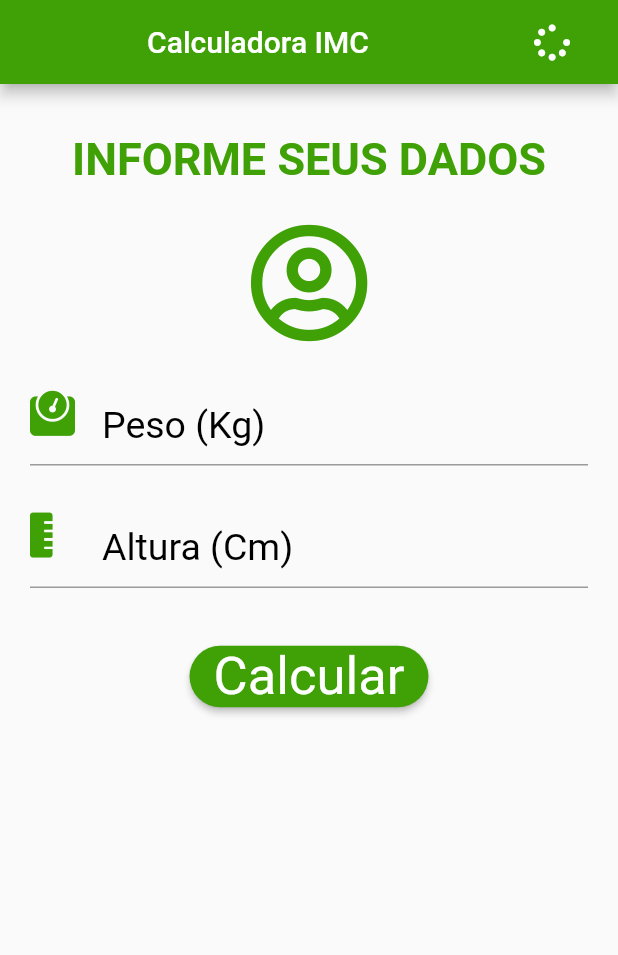
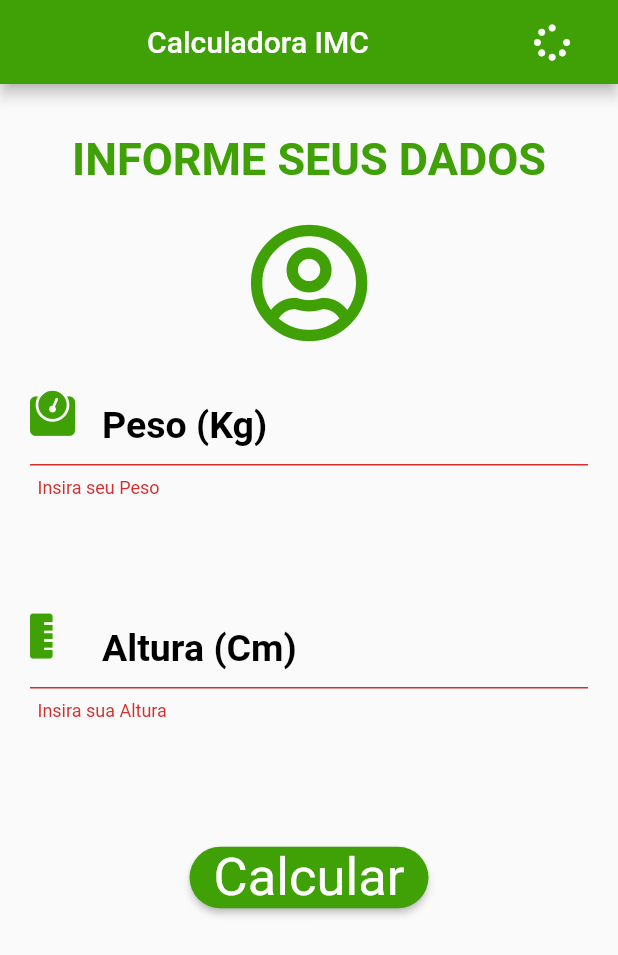
Before and after one commit to Vini1404/app-imc, a Flutter app: the screen it shows after launch, after a tap on "Calcular", on a phone screen of 412 x 824 dp. Shown: the top 955 px of the screen. Run offline on Flutter 3.47's test engine with Material 2 defaults, Android fonts, the phone set to English and light mode, and no system bars; our stand-ins replace font_awesome_flutter.

Commit message:
Initial Commit

```diff
--- a/lib/main.dart
+++ b/lib/main.dart
@@ -45,7 +45,9 @@ class _CalcImcState extends State<CalcImc> {
   void resetCampos() {
     pesoController.text = "";
     alturaController.text = "";
-    info = "";
+    setState(() {
+      info = "";
+    });
   }
 
   @override
@@ -104,8 +106,10 @@ class _CalcImcState extends State<CalcImc> {
                         ),
                         contentPadding: EdgeInsets.fromLTRB(5, 0, 10, 0),
                         labelText: "Peso (Kg)",
-                        labelStyle:
-                            TextStyle(color: Colors.black, fontSize: 25)),
+                        labelStyle: TextStyle(
+                            color: Colors.black,
+                            fontSize: 25,
+                            fontWeight: FontWeight.bold)),
                     textAlign: TextAlign.center,
                     style: TextStyle(color: Colors.black, fontSize: 25),
                     controller: pesoController,
@@ -113,9 +117,10 @@ class _CalcImcState extends State<CalcImc> {
                       if (value == null || value.isEmpty) {
                         return 'Insira seu Peso';
                       }
+                      return null;
                     },
                   ),
-                  SizedBox(height: 30),
+                  SizedBox(height: 75),
                   TextFormField(
                     keyboardType: TextInputType.number,
                     decoration: InputDecoration(
@@ -126,21 +131,26 @@ class _CalcImcState extends State<CalcImc> {
                         ),
                         contentPadding: EdgeInsets.fromLTRB(5, 0, 10, 0),
                         labelText: "Altura (Cm)",
-                        labelStyle:
-                            TextStyle(color: Colors.black, fontSize: 25)),
+                        labelStyle: TextStyle(
+                            color: Colors.black,
+                            fontSize: 25,
+                            fontWeight: FontWeight.bold)),
                     textAlign: TextAlign.center,
                     style: TextStyle(color: Colors.black, fontSize: 25),
                     controller: alturaController,
                     validator: (value) {
                       if (value == null || value.isEmpty) {
-                        return 'Insira seu Peso';
+                        return 'Insira sua Altura';
                       }
+                      return null;
                     },
                   ),
-                  SizedBox(height: 35),
+                  SizedBox(height: 80),
                   ElevatedButton(
                       onPressed: () {
-                        calcular();
+                        if (formkey.currentState!.validate()) {
+                          calcular();
+                        }
                       },
                       child: Text('Calcular'),
                       style: ElevatedButton.styleFrom(
```
